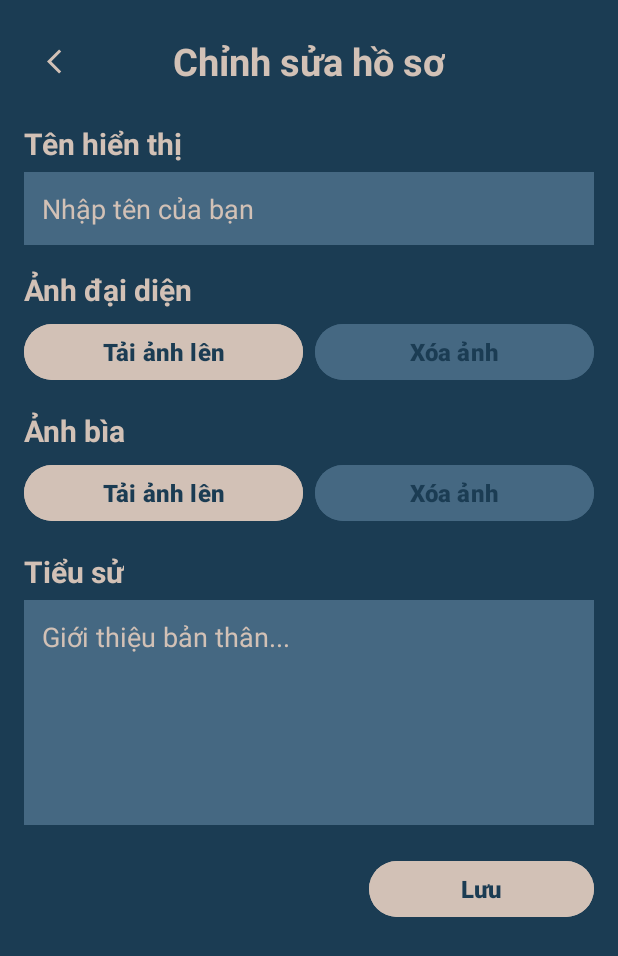
After one commit to Manhx2/ProjectGroup18, an Android app: the EditProfileActivity screen opened directly, with no data from a screen before it, on a phone screen of 412 x 824 dp. The commit adds this screen. Shown: the top 956 px of the screen. Run offline under Robolectric (Android 15) with nearby library versions, the phone set to English and light mode, and no system bars.

Commit message:
Added color hex codes, Profile + Edit Profile screen UI, add SharedPreferences for user email

```diff
--- /dev/null
+++ b/app/src/main/java/com/example/nearu/EditProfileActivity.java
@@ -0,0 +1,31 @@
+package com.example.nearu;
+
+import android.content.Intent;
+import android.os.Bundle;
+import android.view.View;
+import android.widget.Button;
+import android.widget.ImageView;
+
+import androidx.activity.EdgeToEdge;
+import androidx.appcompat.app.AppCompatActivity;
+import androidx.core.graphics.Insets;
+import androidx.core.view.ViewCompat;
+import androidx.core.view.WindowInsetsCompat;
+
+public class EditProfileActivity extends AppCompatActivity {
+
+    @Override
+    protected void onCreate(Bundle savedInstanceState) {
+        super.onCreate(savedInstanceState);
+        setContentView(R.layout.activity_edit_profile);
+
+        ImageView btnBack = findViewById(R.id.btnBack);
+        btnBack.setOnClickListener(new View.OnClickListener() {
+            @Override
+            public void onClick(View v) {
+                finish();
+            }
+        });
+
+    }
+}
--- /dev/null
+++ b/app/src/main/res/drawable/ic_btn_back.xml
@@ -0,0 +1,5 @@
+<vector xmlns:android="http://schemas.android.com/apk/res/android" android:autoMirrored="true" android:height="24dp" android:tint="@color/colorAccent" android:viewportHeight="960" android:viewportWidth="960" android:width="24dp">
+
+    <path android:fillColor="@android:color/white" android:pathData="M400,880L0,480L400,80L471,151L142,480L471,809L400,880Z"/>
+
+</vector>
--- /dev/null
+++ b/app/src/main/res/layout/activity_edit_profile.xml
@@ -0,0 +1,182 @@
+<?xml version="1.0" encoding="utf-8"?>
+<RelativeLayout xmlns:android="http://schemas.android.com/apk/res/android"
+    xmlns:app="http://schemas.android.com/apk/res-auto"
+    android:layout_width="match_parent"
+    android:layout_height="match_parent"
+    android:background="@color/colorPrimary"
+    android:padding="16dp">
+
+    <RelativeLayout
+        android:id="@+id/header"
+        android:layout_width="match_parent"
+        android:layout_height="wrap_content">
+
+        <ImageView
+            android:id="@+id/btnBack"
+            android:layout_width="50dp"
+            android:layout_height="50dp"
+            android:focusable="true"
+            android:src="@drawable/ic_btn_back"
+            android:padding="15dp"
+            android:clickable="true" />
+
+        <TextView
+            android:layout_width="wrap_content"
+            android:layout_height="wrap_content"
+            android:text="Chỉnh sửa hồ sơ"
+            android:layout_centerInParent="true"
+            android:textStyle="bold"
+            android:textColor="@color/colorAccent"
+            android:textSize="25sp" />
+
+    </RelativeLayout>
+
+    <ScrollView
+        android:layout_width="match_parent"
+        android:layout_height="wrap_content"
+        android:layout_below="@id/header" >
+
+        <LinearLayout
+            android:orientation="vertical"
+            android:layout_width="match_parent"
+            android:layout_height="wrap_content" >
+
+            <TextView
+                android:layout_width="wrap_content"
+                android:layout_height="wrap_content"
+                android:layout_marginTop="16dp"
+                android:text="Tên hiển thị"
+                android:textStyle="bold"
+                android:textColor="@color/colorAccent"
+                android:textSize="20sp"/>
+
+            <EditText
+                android:id="@+id/editTextName"
+                android:layout_width="match_parent"
+                android:layout_height="wrap_content"
+                android:layout_marginTop="5dp"
+                android:hint="Nhập tên của bạn"
+                android:textColorHint="@color/colorTertiary"
+                android:textColor="@color/colorAccent"
+                android:inputType="textPersonName"
+                android:padding="12dp"
+                android:background="@color/colorSecondary" />
+
+            <TextView
+                android:layout_width="wrap_content"
+                android:layout_height="wrap_content"
+                android:layout_marginTop="16dp"
+                android:text="Ảnh đại diện"
+                android:textStyle="bold"
+                android:textColor="@color/colorAccent"
+                android:textSize="20sp"/>
+
+            <LinearLayout
+                android:layout_width="match_parent"
+                android:layout_height="wrap_content"
+                android:orientation="horizontal"
+                android:layout_marginTop="5dp">
+
+                <Button
+                    android:id="@+id/btnUploadPRFImage"
+                    android:layout_width="0dp"
+                    android:layout_height="45dp"
+                    android:layout_weight="1"
+                    android:backgroundTint="@color/colorTertiary"
+                    android:textColor="@color/colorPrimary"
+                    android:text="Tải ảnh lên"
+                    android:textStyle="bold"
+                    android:textSize="16sp" />
+
+                <Button
+                    android:id="@+id/btnRemovePRFImage"
+                    android:layout_width="0dp"
+                    android:layout_height="45dp"
+                    android:layout_marginStart="8dp"
+                    android:layout_weight="1"
+                    android:backgroundTint="@color/colorSecondary"
+                    android:textColor="@color/colorPrimary"
+                    android:text="Xóa ảnh"
+                    android:textStyle="bold"
+                    android:textSize="16sp" />
+            </LinearLayout>
+
+            <TextView
+                android:layout_width="wrap_content"
+                android:layout_height="wrap_content"
+                android:layout_marginTop="16dp"
+                android:text="Ảnh bìa"
+                android:textStyle="bold"
+                android:textColor="@color/colorAccent"
+                android:textSize="20sp"/>
+
+            <LinearLayout
+                android:layout_width="match_parent"
+                android:layout_height="wrap_content"
+                android:orientation="horizontal"
+                android:layout_marginTop="5dp">
+
+                <Button
+                    android:id="@+id/btnUploadCVImage"
+                    android:layout_width="0dp"
+                    android:layout_height="45dp"
+                    android:layout_weight="1"
+                    android:backgroundTint="@color/colorTertiary"
+                    android:textColor="@color/colorPrimary"
+                    android:text="Tải ảnh lên"
+                    android:textStyle="bold"
+                    android:textSize="16sp" />
+
+                <Button
+                    android:id="@+id/btnRemoveCVImage"
+                    android:layout_width="0dp"
+                    android:layout_height="45dp"
+                    android:layout_marginStart="8dp"
+                    android:layout_weight="1"
+                    android:backgroundTint="@color/colorSecondary"
+                    android:textColor="@color/colorPrimary"
+                    android:text="Xóa ảnh"
+                    android:textStyle="bold"
+                    android:textSize="16sp" />
+            </LinearLayout>
+
+            <TextView
+                android:layout_width="wrap_content"
+                android:layout_height="wrap_content"
+                android:layout_marginTop="16dp"
+                android:text="Tiểu sử"
+                android:textStyle="bold"
+                android:textColor="@color/colorAccent"
+                android:textSize="20sp"/>
+
+            <EditText
+                android:id="@+id/editTextBio"
+                android:layout_width="match_parent"
+                android:layout_height="150dp"
+                android:layout_marginTop="5dp"
+                android:gravity="top"
+                android:hint="Giới thiệu bản thân..."
+                android:maxLength="200"
+                android:textColorHint="@color/colorTertiary"
+                android:textColor="@color/colorAccent"
+                android:inputType="textMultiLine"
+                android:padding="12dp"
+                android:background="@color/colorSecondary"
+                android:scrollbars="vertical" />
+
+            <Button
+                android:id="@+id/btnSave"
+                android:layout_width="150dp"
+                android:layout_height="45dp"
+                android:layout_marginTop="20dp"
+                android:backgroundTint="@color/colorTertiary"
+                android:textColor="@color/colorPrimary"
+                android:layout_gravity="right"
+                android:text="Lưu"
+                android:textStyle="bold"
+                android:textSize="16sp" />
+
+        </LinearLayout>
+    </ScrollView>
+
+</RelativeLayout>
--- a/app/src/main/res/menu/drawer_menu.xml
+++ b/app/src/main/res/menu/drawer_menu.xml
@@ -13,6 +13,10 @@
             android:icon="@android:drawable/ic_menu_share"
             android:title="Bạn bè" />
         <item
+            android:id="@+id/nav_settings"
+            android:icon="@android:drawable/ic_menu_manage"
+            android:title="Cài đặt" />
+        <item
             android:id="@+id/nav_logout"
             android:icon="@android:drawable/ic_lock_power_off"
             android:title="Đăng xuất" />
--- a/app/src/main/res/values/colors.xml
+++ b/app/src/main/res/values/colors.xml
@@ -2,4 +2,9 @@
 <resources>
     <color name="black">#FF000000</color>
     <color name="white">#FFFFFFFF</color>
+
+    <color name="colorPrimary">#1B3C53</color>
+    <color name="colorSecondary">#456882</color>
+    <color name="colorTertiary">#D2C1B6</color>
+    <color name="colorAccent">#D2C1B6</color>
 </resources>
```
Also changed, not shown: app/src/main/AndroidManifest.xml (+14 -15 lines), app/src/main/java/com/example/nearu/MainActivity.java (+19 -2 lines), app/src/main/java/com/example/nearu/ProfileActivity.java (added, +50 -0 lines), app/src/main/res/layout/activity_profile.xml (added, +128 -0 lines), app/src/main/res/drawable/default_avatar.png (added).
